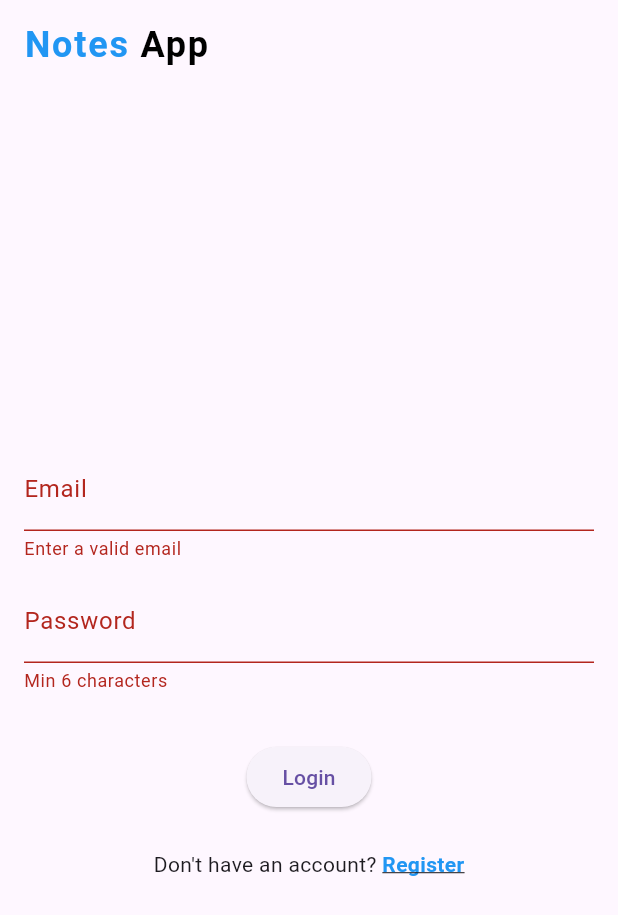
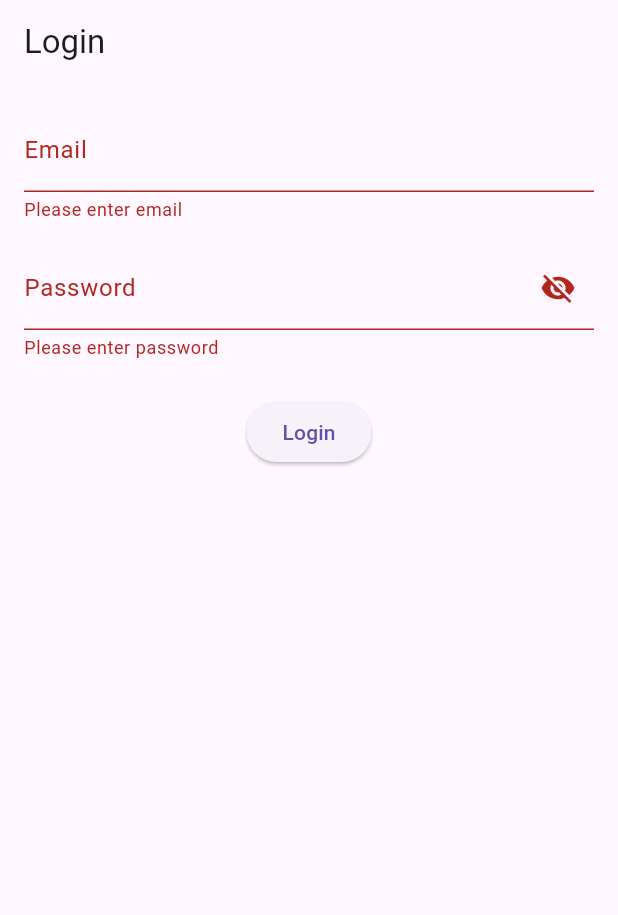
Before and after one commit to pauline12ish34/notes-manager-app, a Flutter app: the screen it shows after launch, after a tap on "Login", on a phone screen of 412 x 824 dp. Shown: the top 915 px of the screen. Run offline on Flutter 3.47's test engine with Material 3 defaults, Android fonts, the phone set to English and light mode, and no system bars; our stand-ins replace cloud_firestore, firebase_auth, firebase_core; accounts and stored records are empty.

Commit message:
ft-added provider to login screen

```diff
--- a/lib/main.dart
+++ b/lib/main.dart
@@ -4,6 +4,7 @@ import 'package:note_system/screens/auth/login_screen.dart';
 import 'package:note_system/screens/notes_screen.dart';
 import 'package:provider/provider.dart';
 import 'package:note_system/providers/notes_provider.dart';
+import 'package:note_system/providers/authentication_provider.dart'; // Add this import
 
 void main() async {
   WidgetsFlutterBinding.ensureInitialized();
@@ -19,52 +20,23 @@ class MyApp extends StatelessWidget {
     return MultiProvider(
       providers: [
         ChangeNotifierProvider(create: (_) => NotesProvider()),
+        ChangeNotifierProvider(create: (_) => AuthenticationProvider()),
       ],
       child: MaterialApp(
         title: 'Notes App',
-        theme: ThemeData(primarySwatch: Colors.blue),
+        theme: ThemeData(
+          primarySwatch: Colors.blue,
+          visualDensity: VisualDensity.adaptivePlatformDensity,
+        ),
         initialRoute: '/login',
         routes: {
-          '/login': (context) => const LoginScreen(),
-          '/notes': (context) => const NotesScreen(),
+          '/login': (context) => LoginScreen(),
+          '/notes': (context) =>  NotesScreen(),
         },
         onUnknownRoute: (settings) => MaterialPageRoute(
-          builder: (context) => const LoginScreen(),
+          builder: (context) =>  LoginScreen(),
         ),
       ),
     );
   }
 }
-// import 'package:flutter/material.dart';
-// import 'package:firebase_core/firebase_core.dart';
-// import 'package:note_system/screens/auth/login_screen.dart';
-// import 'package:note_system/screens/auth/signup_screen.dart';
-// import 'package:note_system/screens/home_screen.dart';
-
-// void main() async {
-//   WidgetsFlutterBinding.ensureInitialized();
-//   await Firebase.initializeApp();
-//   runApp(const MyApp());
-// }
-
-// class MyApp extends StatelessWidget {
-//   const MyApp({super.key});
-
-//   @override
-//   Widget build(BuildContext context) {
-//     return MaterialApp(
-//       title: 'Auth App',
-//       theme: ThemeData(primarySwatch: Colors.blue),
-//       initialRoute: '/login',
-//       routes: {
-//         '/login': (context) => const LoginScreen(),
-//         '/signup': (context) => const SignupScreen(),
-//         '/home': (context) => const HomeScreen(),
-//       },
-//       // Add this to prevent route errors
-//       onUnknownRoute: (settings) => MaterialPageRoute(
-//         builder: (context) => const LoginScreen(),
-//       ),
-//     );
-//   }
-// }
--- /dev/null
+++ b/lib/providers/authentication_provider.dart
@@ -0,0 +1,60 @@
+import 'package:flutter/material.dart';
+import 'package:firebase_auth/firebase_auth.dart';
+
+class AuthenticationProvider with ChangeNotifier {
+  // Controllers
+  final TextEditingController emailController = TextEditingController();
+  final TextEditingController passwordController = TextEditingController();
+
+  // State
+  bool _isLoading = false;
+  bool _obscurePassword = true;
+  String? _errorMessage;
+
+  // Getters
+  bool get isLoading => _isLoading;
+  bool get obscurePassword => _obscurePassword;
+  String? get errorMessage => _errorMessage;
+
+  // Actions
+  void togglePasswordVisibility() {
+    _obscurePassword = !_obscurePassword;
+    notifyListeners();
+  }
+
+  Future<void> login() async {
+    _isLoading = true;
+    _errorMessage = null;
+    notifyListeners();
+
+    try {
+      await FirebaseAuth.instance.signInWithEmailAndPassword(
+        email: emailController.text.trim(),
+        password: passwordController.text.trim(),
+      );
+    } on FirebaseAuthException catch (e) {
+      _errorMessage = _getErrorMessage(e);
+    } finally {
+      _isLoading = false;
+      notifyListeners();
+    }
+  }
+
+  String _getErrorMessage(FirebaseAuthException e) {
+    switch (e.code) {
+      case 'invalid-email': return 'Please enter a valid email';
+      case 'user-disabled': return 'This account has been disabled';
+      case 'user-not-found': return 'No account found with this email';
+      case 'wrong-password': return 'Incorrect password';
+      case 'too-many-requests': return 'Too many attempts. Try again later';
+      default: return 'Login failed: ${e.message}';
+    }
+  }
+
+  @override
+  void dispose() {
+    emailController.dispose();
+    passwordController.dispose();
+    super.dispose();
+  }
+}
--- a/lib/screens/auth/login_screen.dart
+++ b/lib/screens/auth/login_screen.dart
@@ -1,173 +1,72 @@
 import 'package:flutter/material.dart';
-import 'package:firebase_auth/firebase_auth.dart';
-import 'package:note_system/screens/auth/signup_screen.dart';
-import 'package:note_system/screens/notes_screen.dart';
+import 'package:note_system/providers/authentication_provider.dart';
+import 'package:provider/provider.dart';
 
 
-class LoginScreen extends StatefulWidget {
-  const LoginScreen({super.key});
-
-  @override
-  State<LoginScreen> createState() => _LoginScreenState();
-}
-
-class _LoginScreenState extends State<LoginScreen> {
-  final _emailController = TextEditingController();
-  final _passwordController = TextEditingController();
+class LoginScreen extends StatelessWidget {
   final _formKey = GlobalKey<FormState>();
-  bool _isLoading = false;
-  String? _errorMessage;
-
-  Future<void> _login() async {
-    setState(() {
-      _isLoading = true;
-      _errorMessage = null;
-    });
-
-    try {
-      await FirebaseAuth.instance.signInWithEmailAndPassword(
-        email: _emailController.text.trim(),
-        password: _passwordController.text.trim(),
-      );
-
-      if (!mounted) return;
-
-      ScaffoldMessenger.of(context).showSnackBar(
-        const SnackBar(content: Text('Login successful')),
-      );
-
-      Navigator.pushReplacement(
-        context,
-        MaterialPageRoute(builder: (_) => const NotesScreen()),
-      );
-    } on FirebaseAuthException catch (e) {
-      setState(() {
-        _errorMessage = e.message;
-      });
-    } finally {
-      setState(() {
-        _isLoading = false;
-      });
-    }
-  }
-
-  @override
-  void dispose() {
-    _emailController.dispose();
-    _passwordController.dispose();
-    super.dispose();
-  }
 
   @override
   Widget build(BuildContext context) {
+    final authProvider = Provider.of<AuthenticationProvider>(context);
+
     return Scaffold(
-      appBar: AppBar(
-        title: const Text(''), // Empty title to remove default center title
-        automaticallyImplyLeading: false,
-        toolbarHeight: 60,
-        flexibleSpace: SafeArea(
-          child: Padding(
-            padding: const EdgeInsets.symmetric(horizontal: 16),
-            child: Align(
-              alignment: Alignment.centerLeft,
-              child:  Row(
-                mainAxisSize: MainAxisSize.min,
-                children: [
-                   Text(
-                'Notes ',
-                style: TextStyle(
-                  fontSize: 24,
-                  fontWeight: FontWeight.bold,
-                  color: Colors.blue,
-                  letterSpacing: 1.2,
-                ),
-              ),
-                  Text(
-                'App',
-                style: TextStyle(
-                  fontSize: 24,
-                  fontWeight: FontWeight.bold,
-                  color: Colors.black,
-                  letterSpacing: 1.2,
-                ),
-              ),
-                ],
-
-
-              )
-
-
-
-            ),
-          ),
-        ),
-      ),
-      body: Center(
-        child: SingleChildScrollView(
-          padding: const EdgeInsets.all(16),
-          child: Column(
-            mainAxisSize: MainAxisSize.min,
-            children: [
-              Form(
+      appBar: AppBar(title: const Text('Login')),
+      body: Padding(
+        padding: const EdgeInsets.all(16.0),
+        child: Form(
           key: _formKey,
           child: Column(
             children: [
               TextFormField(
-                      controller: _emailController,
+                controller: authProvider.emailController,
                 decoration: const InputDecoration(labelText: 'Email'),
-                      validator: (value) =>
-                          value == null || !value.contains('@') ? 'Enter a valid email' : null,
-                    ),
-                    const SizedBox(height: 12),
-                    TextFormField(
-                      controller: _passwordController,
-                      decoration: const InputDecoration(labelText: 'Password'),
-                      obscureText: true,
-                      validator: (value) =>
-                          value == null || value.length < 6 ? 'Min 6 characters' : null,
+                validator: (value) {
+                  if (value == null || value.isEmpty) return 'Please enter email';
+                  if (!value.contains('@')) return 'Enter valid email';
+                  return null;
+                },
               ),
               const SizedBox(height: 16),
-                    if (_errorMessage != null)
-                      Text(_errorMessage!, style: const TextStyle(color: Colors.red)),
-                    const SizedBox(height: 16),
-                    _isLoading
-                        ? const CircularProgressIndicator()
-                        : ElevatedButton(
-                            onPressed: () {
+              TextFormField(
+                controller: authProvider.passwordController,
+                decoration: InputDecoration(
+                  labelText: 'Password',
+                  suffixIcon: IconButton(
+                    icon: Icon(
+                      authProvider.obscurePassword
+                        ? Icons.visibility_off
+                        : Icons.visibility,
+                    ),
+                    onPressed: authProvider.togglePasswordVisibility,
+                  ),
+                ),
+                obscureText: authProvider.obscurePassword,
+                validator: (value) {
+                  if (value == null || value.isEmpty) return 'Please enter password';
+                  if (value.length < 6) return 'Password too short';
+                  return null;
+                },
+              ),
+              const SizedBox(height: 24),
+              ElevatedButton(
+                onPressed: authProvider.isLoading
+                  ? null
+                  : () async {
                       if (_formKey.currentState!.validate()) {
-                                _login();
+                        await authProvider.login();
+                        if (authProvider.errorMessage == null) {
+                          Navigator.pushReplacementNamed(context, '/home');
+                        } else {
+                          ScaffoldMessenger.of(context).showSnackBar(
+                            SnackBar(content: Text(authProvider.errorMessage!)),
+                          );
+                        }
                       }
                     },
-                            child: const Text('Login'),
-                          ),
-                  ],
-                ),
-              ),
-
-              const SizedBox(height: 24),
-
-              // The "Don't have account? Register" widget
-              Row(
-                mainAxisAlignment: MainAxisAlignment.center,
-                children: [
-                  const Text("Don't have an account? "),
-                  GestureDetector(
-                    onTap: () {
-                      Navigator.push(
-                        context,
-                        MaterialPageRoute(builder: (_) => const SignupScreen()),
-                      );
-                    },
-                    child: const Text(
-                      'Register',
-                      style: TextStyle(
-                        color: Colors.blue,
-                        fontWeight: FontWeight.bold,
-                        decoration: TextDecoration.underline,
-                      ),
-                    ),
-                  ),
-                ],
+                child: authProvider.isLoading
+                  ? const CircularProgressIndicator()
+                  : const Text('Login'),
               ),
             ],
           ),
--- a/lib/screens/auth/signup_screen.dart
+++ b/lib/screens/auth/signup_screen.dart
@@ -28,13 +28,13 @@ class _SignupScreenState extends State<SignupScreen> {
         password: _passwordController.text.trim(),
       );
 
-      // Show success message
+      // Showing success message
       if (mounted) {
         ScaffoldMessenger.of(context).showSnackBar(
           const SnackBar(content: Text('Account created! Please log in.')),
         );
 
-        // Navigate to login screen
+        // Navigating to login screen
         Navigator.pushReplacementNamed(context, '/login');
       }
     } on FirebaseAuthException catch (e) {
```
Lines whose indentation alone changed are shown as unchanged.
